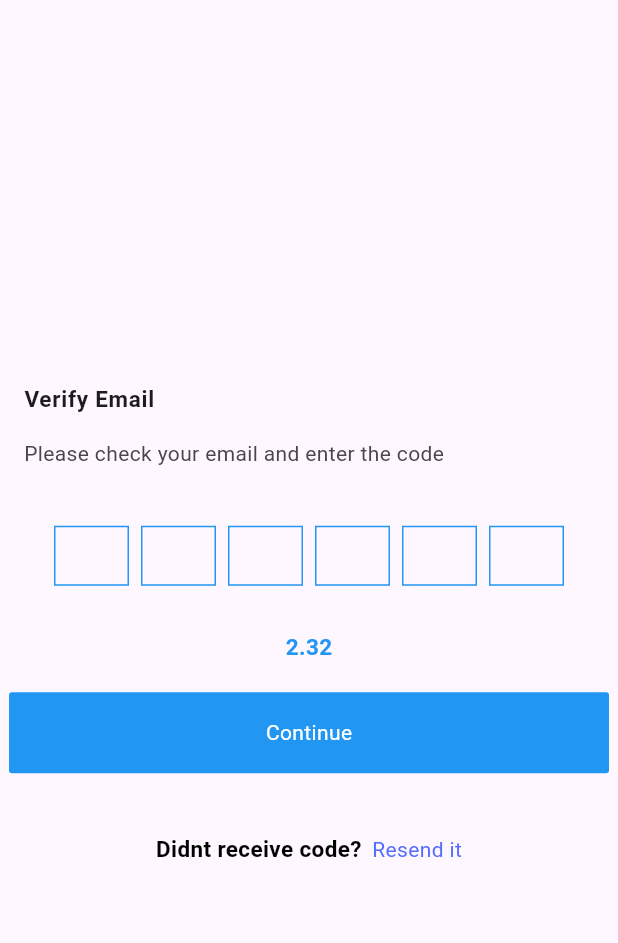
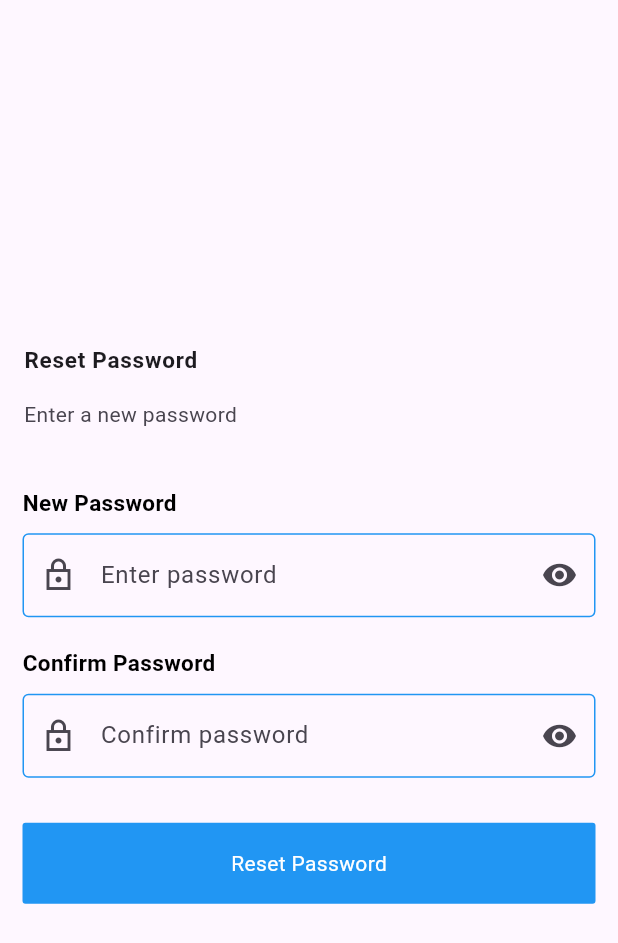
Before and after one commit to sagorsanto49/Thera-track-UIi, a Flutter app: the Verifyemail screen opened directly, after a tap on "Continue", on a phone screen of 412 x 824 dp. Shown: the top 943 px of the screen. Run offline on Flutter 3.47's test engine with Material 3 defaults, Android fonts, the phone set to English and light mode, and no system bars; drawn by our look-alikes of pinput.

Commit message:
Resetpasswoord

```diff
--- /dev/null
+++ b/lib/feature/signin/presentation/page/resetpassword.dart
@@ -0,0 +1,71 @@
+import 'package:doctor/core/widget/headertext.dart';
+import 'package:doctor/core/widget/primarybutten.dart';
+import 'package:doctor/core/widget/text.dart';
+import 'package:doctor/core/widget/xfield.dart';
+import 'package:flutter/cupertino.dart';
+import 'package:flutter/material.dart';
+
+class Resetpassword extends StatelessWidget {
+  const Resetpassword({super.key});
+
+  @override
+  Widget build(BuildContext context) {
+    return Scaffold(
+      body: Column(
+        mainAxisAlignment: MainAxisAlignment.center,
+        children: [
+          Headertext(
+            title: 'Reset Password',
+            subtitle: 'Enter a new password',
+          ),
+          Padding(
+            padding: const EdgeInsets.symmetric(horizontal: 15),
+            child: Column(
+              crossAxisAlignment: CrossAxisAlignment.start,
+              children: [
+
+                const SizedBox(height: 30),
+
+                const Texts(text: 'New Password'),
+                const SizedBox(height: 10), // reduced spacing
+
+                Xfield(
+                  text: 'Enter password',
+                  suffixIcons: IconButton(
+                    onPressed: () {},
+                    icon: const Icon(Icons.remove_red_eye),
+                  ),
+                  prefixIcons: const Icon(Icons.lock_outline_sharp),
+                ),
+
+                const SizedBox(height: 20),
+
+                const Texts(text: 'Confirm Password'),
+                const SizedBox(height: 10),
+
+                Xfield(
+                  text: 'Confirm password',
+                  suffixIcons: IconButton(
+                    onPressed: () {},
+                    icon: const Icon(Icons.remove_red_eye),
+                  ),
+                  prefixIcons: const Icon(Icons.lock_outline_sharp),
+                ),
+
+                const SizedBox(height: 30),
+
+                Primarybutten(
+                  title: 'Reset Password',
+                  onpress: () {
+                    // Navigator.push(context, MaterialPageRoute(builder: (context) => ))
+                  },
+                ),
+              ],
+            ),
+          )
+
+        ],
+      ),
+    );
+  }
+}
--- a/lib/feature/signin/presentation/page/verifyemail.dart
+++ b/lib/feature/signin/presentation/page/verifyemail.dart
@@ -2,6 +2,7 @@ import 'package:doctor/colour/colour.dart';
 import 'package:doctor/core/widget/headertext.dart';
 import 'package:doctor/core/widget/primarybutten.dart';
 import 'package:doctor/core/widget/text.dart';
+import 'package:doctor/feature/signin/presentation/page/resetpassword.dart';
 import 'package:flutter/cupertino.dart';
 import 'package:flutter/material.dart';
 import 'package:pinput/pinput.dart';
@@ -39,7 +40,9 @@ class Verifyemail extends StatelessWidget {
 
           Texts(text: '2.32',color: Colors.blue,),
           SizedBox(height: 20),
-          Primarybutten(title: 'Continue', onpress: () {}),
+          Primarybutten(title: 'Continue', onpress: () {
+            Navigator.push(context, MaterialPageRoute(builder: (context) => Resetpassword() ),);
+          }),
           SizedBox(height: 40),
           Row(
             mainAxisAlignment: MainAxisAlignment.center,
```
Also changed, not shown: lib/feature/signin/presentation/page/Signup.dart (+50 -25 lines).
